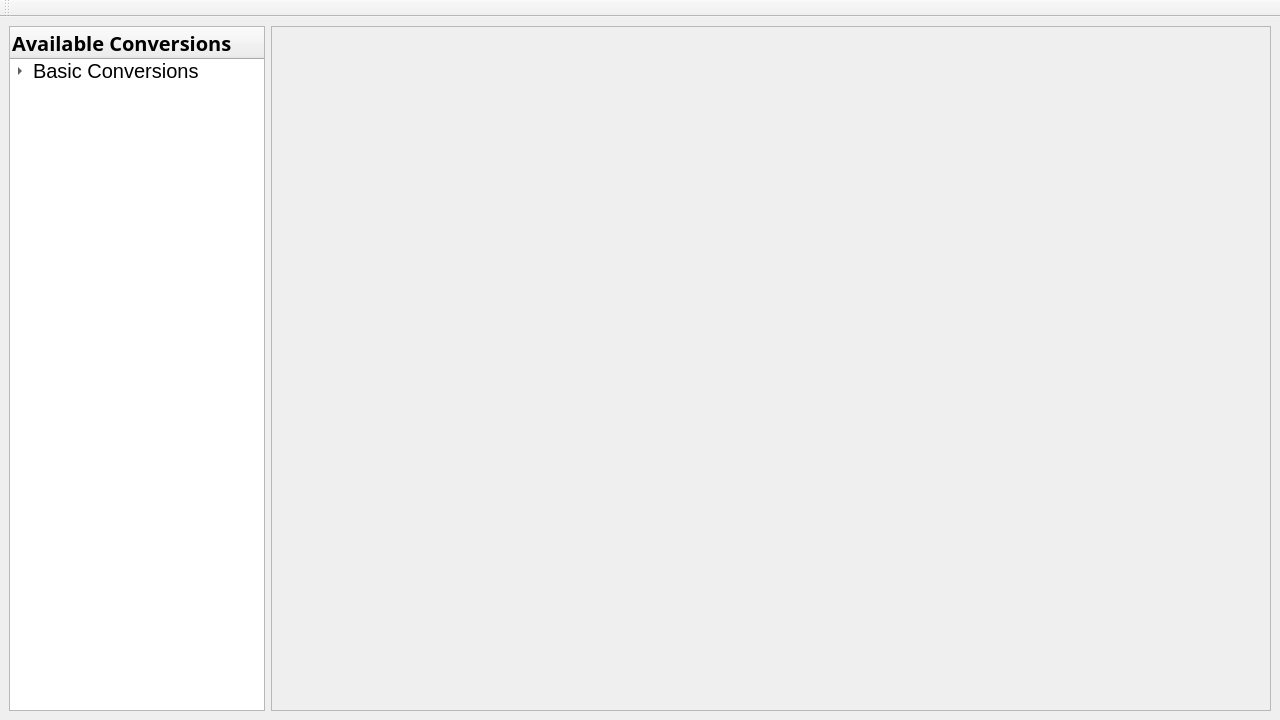
This is mainwindow.ui in 30vam/cute-converter as Qt 5 draws it before an edit. The edited form follows.
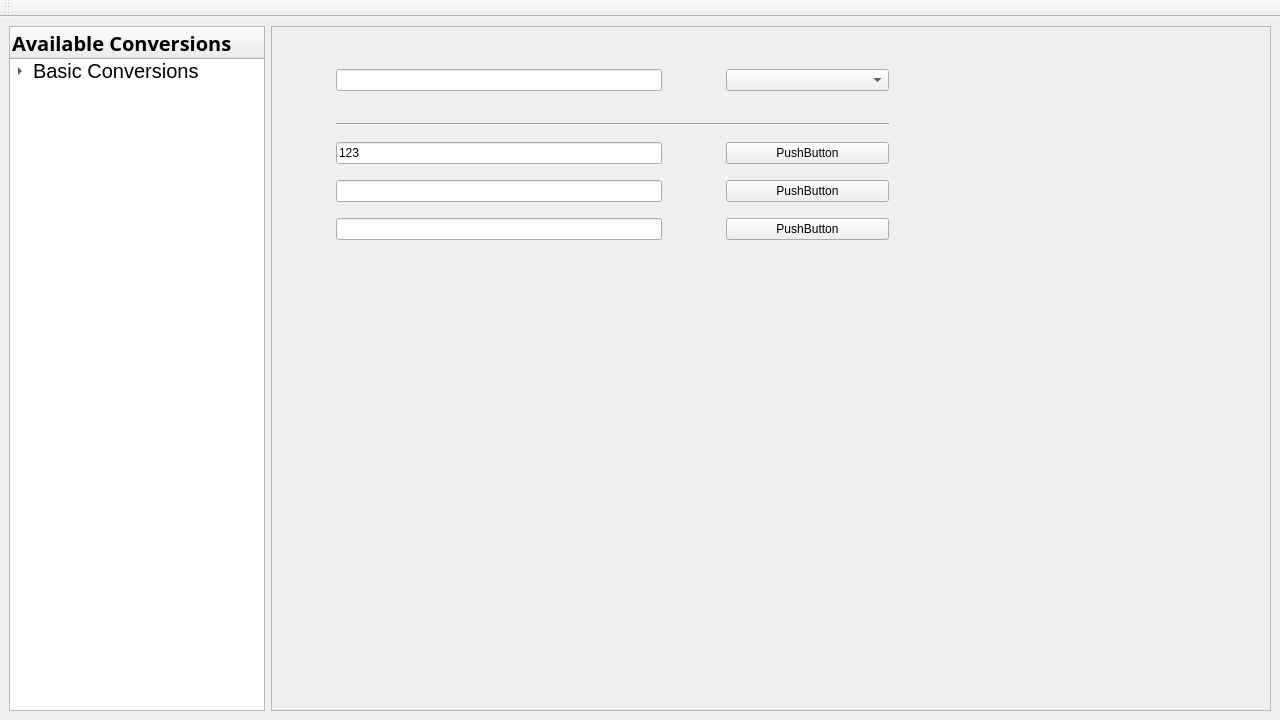
This is the edited form. The open tabs and pages were chosen to show the change. Icons and pictures are not drawn.

Diff of the .ui file:
```diff
--- a/mainwindow.ui
+++ b/mainwindow.ui
@@ -245,7 +245,136 @@
         </widget>
        </widget>
       </widget>
-      <widget class="QWidget" name="areaWidget"/>
+      <widget class="QWidget" name="areaWidget">
+       <widget class="QWidget" name="gridLayoutWidget">
+        <property name="geometry">
+         <rect>
+          <x>0</x>
+          <y>10</y>
+          <width>681</width>
+          <height>651</height>
+         </rect>
+        </property>
+        <layout class="QGridLayout" name="gridLayout" rowstretch="0,0,0,0,0,0,0" columnstretch="2,1" rowminimumheight="0,16,0,0,0,0,0">
+         <property name="sizeConstraint">
+          <enum>QLayout::SetDefaultConstraint</enum>
+         </property>
+         <property name="leftMargin">
+          <number>64</number>
+         </property>
+         <property name="topMargin">
+          <number>32</number>
+         </property>
+         <property name="rightMargin">
+          <number>64</number>
+         </property>
+         <property name="bottomMargin">
+          <number>32</number>
+         </property>
+         <property name="horizontalSpacing">
+          <number>64</number>
+         </property>
+         <property name="verticalSpacing">
+          <number>16</number>
+         </property>
+         <item row="3" column="1">
+          <widget class="QPushButton" name="pushButton_4">
+           <property name="text">
+            <string>PushButton</string>
+           </property>
+          </widget>
+         </item>
+         <item row="0" column="0">
+          <widget class="QLineEdit" name="lineEdit">
+           <property name="sizePolicy">
+            <sizepolicy hsizetype="Expanding" vsizetype="Fixed">
+             <horstretch>0</horstretch>
+             <verstretch>0</verstretch>
+            </sizepolicy>
+           </property>
+           <property name="frame">
+            <bool>true</bool>
+           </property>
+           <property name="alignment">
+            <set>Qt::AlignCenter</set>
+           </property>
+           <property name="cursorMoveStyle">
+            <enum>Qt::LogicalMoveStyle</enum>
+           </property>
+           <property name="clearButtonEnabled">
+            <bool>true</bool>
+           </property>
+          </widget>
+         </item>
+         <item row="5" column="1">
+          <widget class="QPushButton" name="pushButton_6">
+           <property name="text">
+            <string>PushButton</string>
+           </property>
+          </widget>
+         </item>
+         <item row="6" column="0">
+          <spacer name="verticalSpacer">
+           <property name="orientation">
+            <enum>Qt::Vertical</enum>
+           </property>
+           <property name="sizeHint" stdset="0">
+            <size>
+             <width>20</width>
+             <height>40</height>
+            </size>
+           </property>
+          </spacer>
+         </item>
+         <item row="0" column="1">
+          <widget class="QComboBox" name="comboBox">
+           <property name="sizePolicy">
+            <sizepolicy hsizetype="Preferred" vsizetype="Fixed">
+             <horstretch>0</horstretch>
+             <verstretch>0</verstretch>
+            </sizepolicy>
+           </property>
+          </widget>
+         </item>
+         <item row="4" column="1">
+          <widget class="QPushButton" name="pushButton_5">
+           <property name="text">
+            <string>PushButton</string>
+           </property>
+          </widget>
+         </item>
+         <item row="2" column="0" colspan="2">
+          <widget class="Line" name="line">
+           <property name="sizePolicy">
+            <sizepolicy hsizetype="Minimum" vsizetype="Fixed">
+             <horstretch>0</horstretch>
+             <verstretch>0</verstretch>
+            </sizepolicy>
+           </property>
+           <property name="orientation">
+            <enum>Qt::Horizontal</enum>
+           </property>
+          </widget>
+         </item>
+         <item row="3" column="0">
+          <widget class="QLineEdit" name="lineEdit_2">
+           <property name="text">
+            <string>123</string>
+           </property>
+           <property name="clearButtonEnabled">
+            <bool>false</bool>
+           </property>
+          </widget>
+         </item>
+         <item row="4" column="0">
+          <widget class="QLineEdit" name="lineEdit_3"/>
+         </item>
+         <item row="5" column="0">
+          <widget class="QLineEdit" name="lineEdit_4"/>
+         </item>
+        </layout>
+       </widget>
+      </widget>
      </widget>
     </item>
    </layout>
```
Left out of the diff: 2 changed lines with no effect on the pictures.
